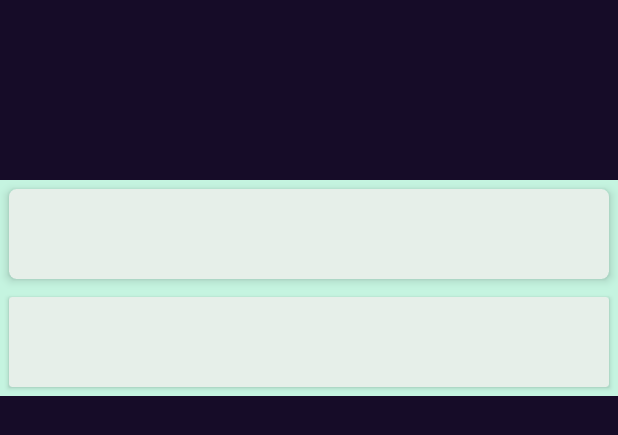
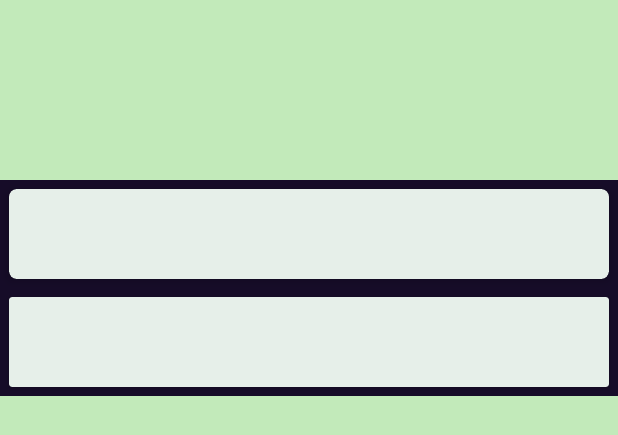
Before and after one commit to tdbeirne/graffiti, an Android app: the layout content_main.xml on its own in the app's theme, with its tools: preview values and no code run, on a phone screen of 412 x 824 dp. Shown: the top 435 px of the screen. Run offline under Robolectric (Android 15) with nearby library versions, the phone set to English and light mode, and no system bars.

```diff
--- a/android/graffitti_app/app/src/main/res/layout/content_main.xml
+++ b/android/graffitti_app/app/src/main/res/layout/content_main.xml
@@ -6,7 +6,7 @@
     android:layout_width="match_parent"
     android:layout_height="match_parent"
     android:focusableInTouchMode="true"
-    android:background="@color/darkPurple">
+    android:background="@color/mint">
 
     <ImageView
         android:layout_width="match_parent"
@@ -25,7 +25,7 @@
             android:layout_width="match_parent"
             android:layout_height="wrap_content"
             android:orientation="vertical"
-            android:background="@color/greenBlue"
+            android:background="@color/darkPurple"
             android:layout_marginTop="120dp">
 
 
```
Also changed, not shown: android/graffitti_app/app/src/main/res/drawable/post_button.png (added), android/graffitti_app/app/src/main/res/drawable/refresh_button.png (added).
